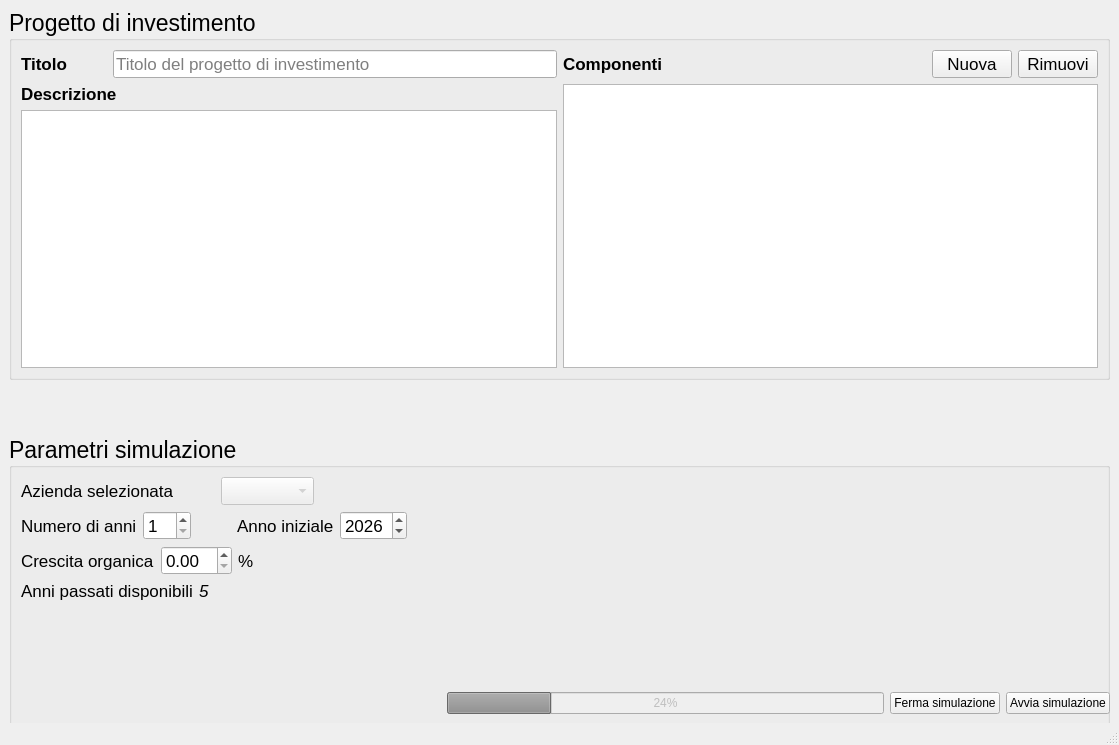
First picture: the form in ui/invest_sim_window.ui, repository TdP-prove-finali/CavalloGabriele, before the edit.
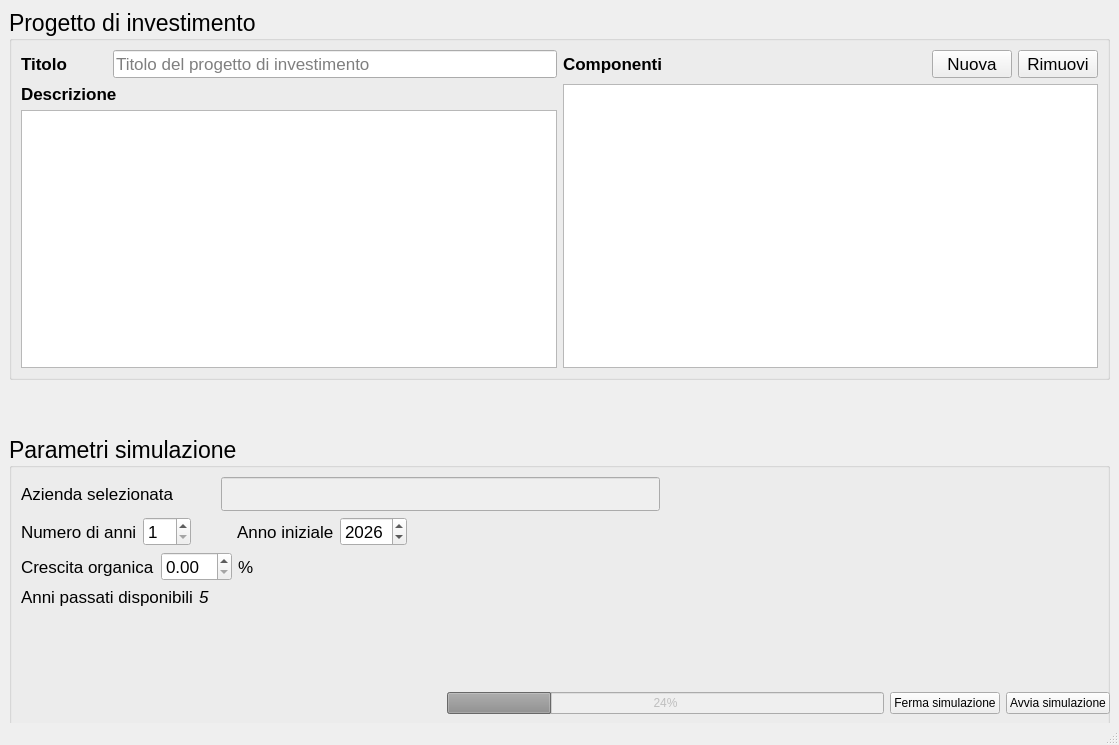
Second picture: the form after the edit.

What changed in the file:
```diff
--- a/ui/invest_sim_window.ui
+++ b/ui/invest_sim_window.ui
@@ -295,21 +295,10 @@
           </spacer>
          </item>
          <item>
-          <widget class="QComboBox" name="companyComboBox">
+          <widget class="QLineEdit" name="companyNameEdit">
            <property name="enabled">
             <bool>false</bool>
            </property>
-           <property name="maximumSize">
-            <size>
-             <width>300</width>
-             <height>16777215</height>
-            </size>
-           </property>
-           <property name="font">
-            <font>
-             <pointsize>13</pointsize>
-            </font>
-           </property>
           </widget>
          </item>
          <item>
```
Left out of the diff: 6 changed lines with no effect on the pictures.
